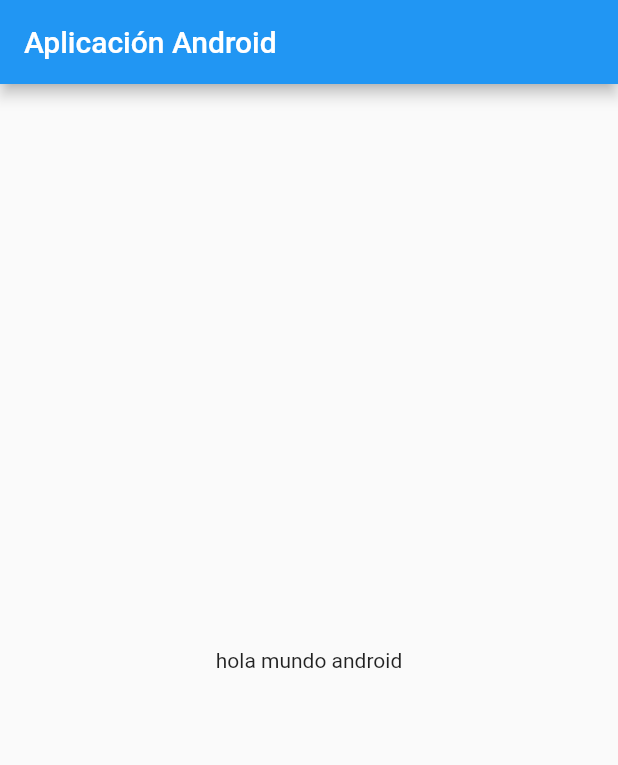
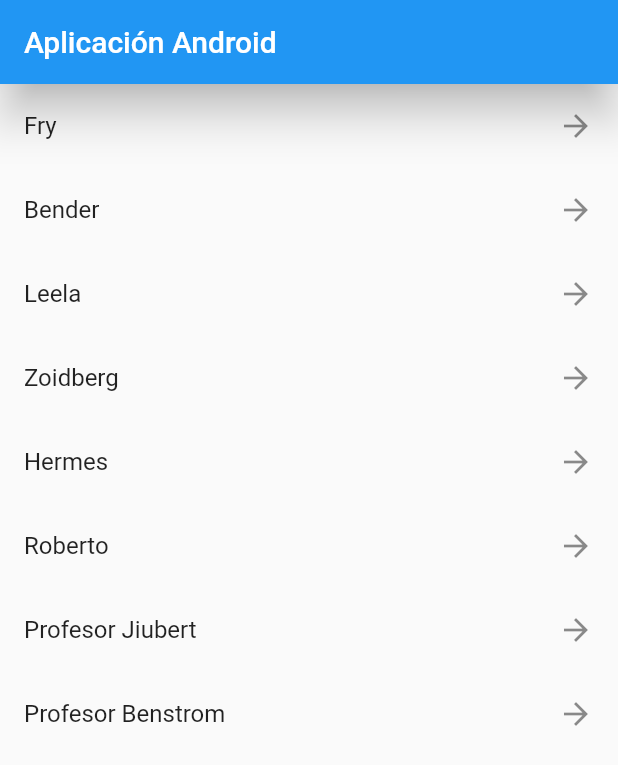
Before and after one commit to rafaelmad97/Practicas-2Flutter, a Flutter app: the screen it shows after launch, on a phone screen of 412 x 824 dp. Shown: the top 765 px of the screen. Run offline on Flutter 3.47's test engine with Material 2 defaults, Android fonts, the phone set to English and light mode, and no system bars.

Commit message:
se implemento una lista constante a nivel de programación.

```diff
--- a/lib/App.dart
+++ b/lib/App.dart
@@ -1,17 +1,9 @@
 import 'package:flutter/material.dart';
+import 'package:modulo2_componentesflutter/pages/ListView.dart';
 
 class App extends StatelessWidget {
   @override
   Widget build(BuildContext context) {
-    return MaterialApp(
-      debugShowCheckedModeBanner: false,
-      home: Scaffold(
-          appBar: AppBar(
-            title: const Text("Aplicación Android"),
-          ),
-          body: const Center(
-            child: Text("hola mundo android"),
-          )),
-    );
+    return MaterialApp(debugShowCheckedModeBanner: false, home: ListViewPage());
   }
 }
--- /dev/null
+++ b/lib/pages/ListView.dart
@@ -0,0 +1,30 @@
+import 'package:flutter/material.dart';
+
+class ListViewPage extends StatelessWidget {
+  @override
+  Widget build(BuildContext context) {
+    const items = [
+      "Fry",
+      "Bender",
+      "Leela",
+      "Zoidberg",
+      "Hermes",
+      "Roberto",
+      "Profesor Jiubert",
+      "Profesor Benstrom"
+    ];
+
+    return Scaffold(
+        appBar: AppBar(
+          title: const Text("Aplicación Android"),
+          elevation: 12,
+        ),
+        body: ListView(children: [
+          ...items.map((personaje) => ListTile(
+                trailing: const Icon(Icons.arrow_forward_sharp),
+                title: Text(personaje),
+                onTap: () {},
+              ))
+        ]));
+  }
+}
```
